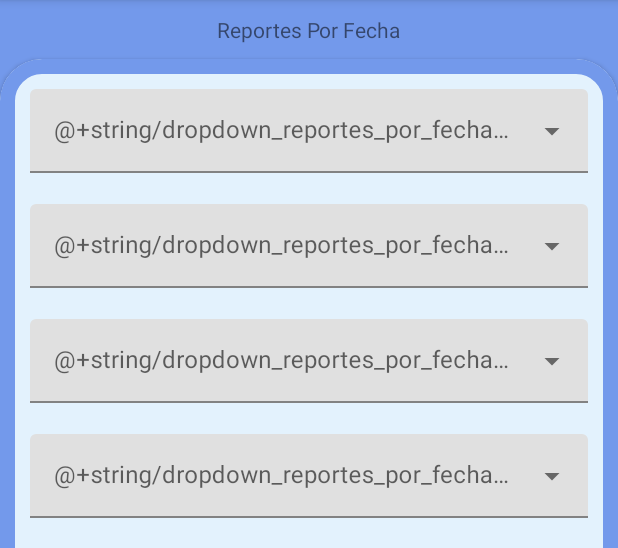
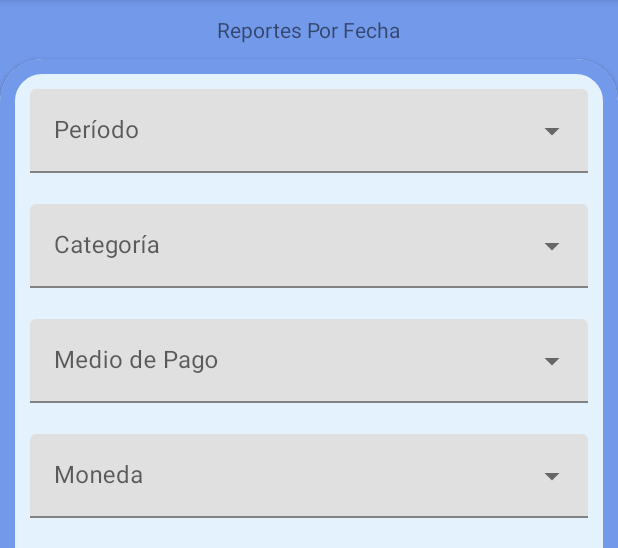
Before and after one commit to UTN-FRBA-Mobile/SaveIT, an Android app: the fragment ReportesDateChartFragment placed in its activity, on a phone screen of 412 x 824 dp, the part 84-632 px from its top. Run offline under Robolectric (Android 15) with nearby library versions, the phone set to English and light mode, and no system bars; plain views replace LineChart.

Commit message:
more reports by date fragment

```diff
--- a/app/src/main/res/layout/reportes_date_chart_fragment.xml
+++ b/app/src/main/res/layout/reportes_date_chart_fragment.xml
@@ -44,7 +44,7 @@
                     android:layout_width="fill_parent"
                     android:layout_weight="1"
                     android:layout_height="wrap_content"
-                    android:hint="@+string/dropdown_reportes_por_fecha_periodo"
+                    android:hint="@string/dropdown_reportes_por_fecha_periodo"
                     app:errorEnabled="true"
                     style="@style/Widget.MaterialComponents.TextInputLayout.FilledBox.ExposedDropdownMenu">
 
@@ -60,7 +60,7 @@
                 android:layout_width="fill_parent"
                 android:layout_weight="1"
                 android:layout_height="wrap_content"
-                android:hint="@+string/dropdown_reportes_por_fecha_categoria"
+                android:hint="@string/dropdown_reportes_por_fecha_categoria"
                 app:errorEnabled="true"
                 style="@style/Widget.MaterialComponents.TextInputLayout.FilledBox.ExposedDropdownMenu">
 
@@ -76,7 +76,7 @@
                     android:layout_width="fill_parent"
                     android:layout_weight="1"
                     android:layout_height="wrap_content"
-                    android:hint="@+string/dropdown_reportes_por_fecha_medio_de_pago"
+                    android:hint="@string/dropdown_reportes_por_fecha_medio_de_pago"
                     app:errorEnabled="true"
                     style="@style/Widget.MaterialComponents.TextInputLayout.FilledBox.ExposedDropdownMenu">
 
@@ -92,7 +92,7 @@
                     android:layout_width="fill_parent"
                     android:layout_weight="1"
                     android:layout_height="wrap_content"
-                    android:hint="@+string/dropdown_reportes_por_fecha_moneda"
+                    android:hint="@string/dropdown_reportes_por_fecha_moneda"
                     app:errorEnabled="true"
                     style="@style/Widget.MaterialComponents.TextInputLayout.FilledBox.ExposedDropdownMenu">
 
```
